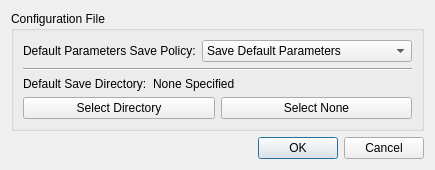
Old version of the form gui/settings.ui in the repository LIOMLab/lightsheet.
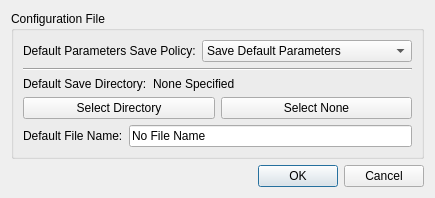
New version of the form.

The edit to the form file:
```diff
--- a/gui/settings.ui
+++ b/gui/settings.ui
@@ -6,8 +6,8 @@
    <rect>
     <x>0</x>
     <y>0</y>
-    <width>320</width>
-    <height>163</height>
+    <width>384</width>
+    <height>191</height>
    </rect>
   </property>
   <property name="windowTitle">
@@ -117,6 +117,24 @@
         </item>
        </layout>
       </item>
+      <item>
+       <layout class="QHBoxLayout" name="horizontalLayout_3">
+        <item>
+         <widget class="QLabel" name="label_3">
+          <property name="text">
+           <string>Default File Name:</string>
+          </property>
+         </widget>
+        </item>
+        <item>
+         <widget class="QLineEdit" name="lineEdit_defaultFilename">
+          <property name="text">
+           <string>No File Name</string>
+          </property>
+         </widget>
+        </item>
+       </layout>
+      </item>
      </layout>
     </widget>
    </item>
```
